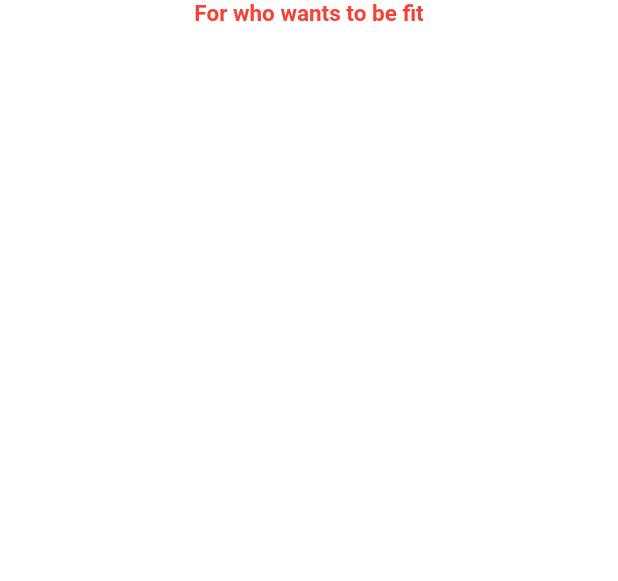
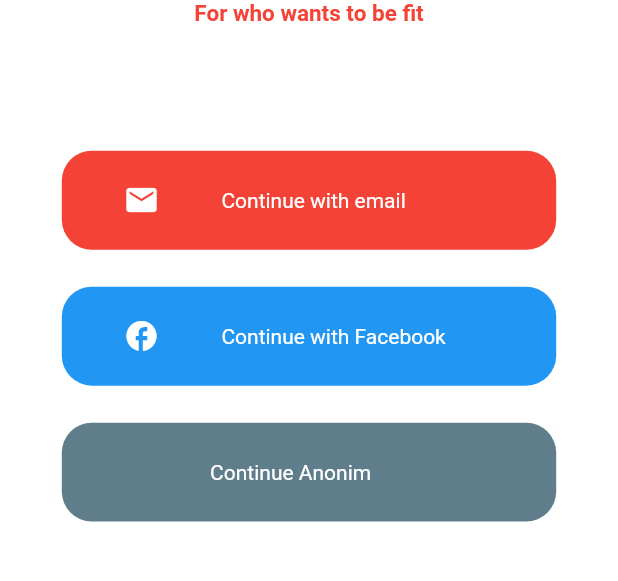
Before and after one commit to batuhanozkandev/creWin-intern-project, a Flutter app: the screen it shows after launch, on a phone screen of 412 x 824 dp, the part 439-1020 px from its top. Run offline on Flutter 3.47's test engine with Material 2 defaults, Android fonts, the light colour scheme and no system bars.

Commit message:
add - landing buttons' display

```diff
--- a/lib/view/landing/landingPage.dart
+++ b/lib/view/landing/landingPage.dart
@@ -1,5 +1,6 @@
 import 'package:crewin_intern_project/core/constants/color/landingPageColors.dart';
 import 'package:crewin_intern_project/model/widget/logo.dart';
+import 'package:crewin_intern_project/widget/cwLandingButton.dart';
 import 'package:crewin_intern_project/widget/cwSizedBox.dart';
 import 'package:flutter/material.dart';
 
@@ -23,7 +24,41 @@ class _LandingPageState extends State<LandingPage> {
           ),
           CwLogo(imagePath: "logo.jpg"),
           Text(kdesctiptionText, style: kdescriptionTextStyle),
-
+          CwSizedBox(
+            h: 0.1,
+          ),
+          LandingButton(
+            buttonColor: Colors.red,
+            onPress: () {},
+            text: 'Continue with email',
+            icon: Icon(
+              Icons.email,
+              color: Colors.white,
+            ),
+          ),
+          CwSizedBox(
+            h: 0.03,
+          ),
+          LandingButton(
+            buttonColor: Colors.blue,
+            onPress: () {},
+            text: 'Continue with Facebook',
+            icon: Icon(
+              Icons.facebook,
+              color: Colors.white,
+            ),
+          ),
+          CwSizedBox(
+            h: 0.03,
+          ),
+          LandingButton(
+            buttonColor: Colors.blueGrey,
+            onPress: () {},
+            text: 'Continue Anonim',
+          ),
+          CwSizedBox(
+            h: 0.05,
+          ),
         ],
       )),
     );
--- /dev/null
+++ b/lib/widget/cwLandingButton.dart
@@ -0,0 +1,47 @@
+import 'package:crewin_intern_project/widget/cwSizedBox.dart';
+import 'package:flutter/material.dart';
+
+class LandingButton extends StatefulWidget {
+  final String text;
+  final Icon? icon;
+  final Color buttonColor;
+  final VoidCallback onPress;
+  const LandingButton(
+      {Key? key,
+      required this.text,
+      this.icon,
+      required this.buttonColor,
+      required this.onPress})
+      : super(key: key);
+
+  @override
+  _LandingButtonState createState() => _LandingButtonState();
+}
+
+class _LandingButtonState extends State<LandingButton> {
+  @override
+  Widget build(BuildContext context) {
+    double height = MediaQuery.of(context).size.height;
+    double width = MediaQuery.of(context).size.height;
+    return GestureDetector(
+      onTap: widget.onPress,
+      child: Container(
+        height: height * 0.08,
+        width: width * 0.4,
+        decoration: BoxDecoration(
+            color: widget.buttonColor, borderRadius: BorderRadius.circular(20)),
+        child: Row(
+          children: [
+            CwSizedBox(w: 0.05),
+            widget.icon ?? CwSizedBox(w: 0.02),
+            CwSizedBox(w: 0.05),
+            Text(
+              widget.text,
+              style: TextStyle(color: Colors.white),
+            )
+          ],
+        ),
+      ),
+    );
+  }
+}
```
